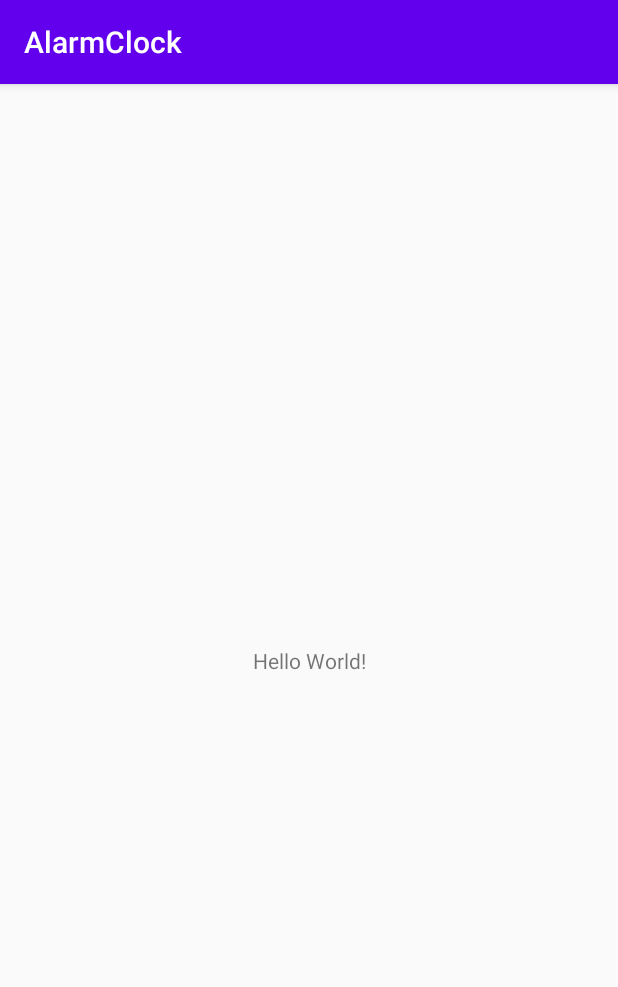
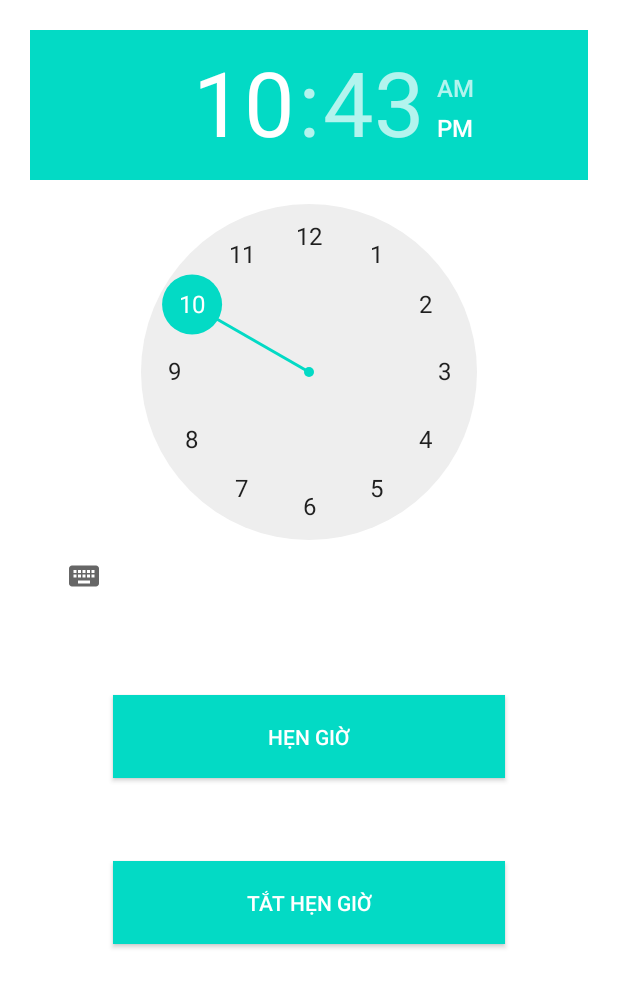
Before and after one commit to XuanSang98/DemoAlarmClock, an Android app: the screen it shows after launch (MainActivity), on a phone screen of 412 x 824 dp. Shown: the top 987 px of the screen. Run offline under Robolectric (Android 15) with nearby library versions, the phone set to English and light mode, and no system bars.

Commit message:
Commit L1 nhanh Branchnew

```diff
--- a/app/src/main/AndroidManifest.xml
+++ b/app/src/main/AndroidManifest.xml
@@ -16,6 +16,8 @@
                 <category android:name="android.intent.category.LAUNCHER" />
             </intent-filter>
         </activity>
+        <receiver android:name=".AlarmClockReceiver"/>
+        <service android:name=".Music"/>
     </application>
 
 </manifest>
--- a/app/src/main/java/com/example/nguyenxuansang98/alarmclock/MainActivity.kt
+++ b/app/src/main/java/com/example/nguyenxuansang98/alarmclock/MainActivity.kt
@@ -1,12 +1,45 @@
 package com.example.nguyenxuansang98.alarmclock
 
+import android.annotation.SuppressLint
+import android.app.AlarmManager
+import android.app.PendingIntent
+import android.content.Context
+import android.content.Intent
 import androidx.appcompat.app.AppCompatActivity
 import android.os.Bundle
+import kotlinx.android.synthetic.main.activity_main.*
+import java.util.*
 
 class MainActivity : AppCompatActivity() {
 
+    var calendar :Calendar?=null
+    lateinit var alarmClock:AlarmManager
+    lateinit var inten:Intent
     override fun onCreate(savedInstanceState: Bundle?) {
         super.onCreate(savedInstanceState)
         setContentView(R.layout.activity_main)
+        calendar = Calendar.getInstance()
+        alarmClock = getSystemService(ALARM_SERVICE) as AlarmManager
+        var pendingInten :PendingIntent?=null
+        button_hengio.setOnClickListener {
+            inten = Intent(this,AlarmClockReceiver::class.java)
+            inten.putExtra("extra","on")
+            calendar?.set(Calendar.HOUR_OF_DAY,timePicker.currentHour)
+            calendar?.set(Calendar.MINUTE,timePicker.currentMinute)
+            var gio = timePicker.currentHour
+            var phut = timePicker.currentMinute
+            var string_gio = gio.toString()
+            var string_phut = phut.toString()
+            pendingInten = PendingIntent.getBroadcast(this,0,inten,PendingIntent.FLAG_UPDATE_CURRENT)
+            alarmClock.set(AlarmManager.RTC_WAKEUP,calendar!!.timeInMillis,pendingInten)
+            textview_giohen.text = "Giờ bạn hẹn là "+string_gio+" : "+string_phut
+        }
+        button_tathengio.setOnClickListener {
+            inten = Intent(this,AlarmClockReceiver::class.java)
+            textview_giohen.text = "Bạn đã tắt hẹn giờ "
+            alarmClock.cancel(pendingInten)
+            inten.putExtra("extra","off")
+            sendBroadcast(intent)
+        }
     }
 }
--- a/app/src/main/res/layout/activity_main.xml
+++ b/app/src/main/res/layout/activity_main.xml
@@ -1,18 +1,45 @@
 <?xml version="1.0" encoding="utf-8"?>
-<androidx.constraintlayout.widget.ConstraintLayout xmlns:android="http://schemas.android.com/apk/res/android"
-    xmlns:app="http://schemas.android.com/apk/res-auto"
+<LinearLayout xmlns:android="http://schemas.android.com/apk/res/android"
     xmlns:tools="http://schemas.android.com/tools"
     android:layout_width="match_parent"
     android:layout_height="match_parent"
+    android:background="@color/colorWhite"
+    android:padding="@dimen/dp_20"
+    android:orientation="vertical"
     tools:context=".MainActivity">
 
+    <TimePicker
+        android:id="@+id/timePicker"
+        android:layout_width="match_parent"
+        android:layout_height="wrap_content" />
+
+    <Button
+        android:id="@+id/button_hengio"
+        android:textColor="@color/colorWhite"
+        android:layout_width="match_parent"
+        android:layout_height="@dimen/dp_55"
+        android:layout_marginLeft="@dimen/dp_55"
+        android:layout_marginTop="@dimen/dp_55"
+        android:layout_marginRight="@dimen/dp_55"
+        android:background="@color/colorAccent"
+        android:text="@string/text_button_hengio" />
+
+    <Button
+        android:id="@+id/button_tathengio"
+        android:textColor="@color/colorWhite"
+        android:layout_width="match_parent"
+        android:layout_height="@dimen/dp_55"
+        android:layout_marginLeft="@dimen/dp_55"
+        android:layout_marginTop="@dimen/dp_55"
+        android:layout_marginRight="@dimen/dp_55"
+        android:background="@color/colorAccent"
+        android:text="@string/text_button_tathengio" />
     <TextView
-        android:layout_width="wrap_content"
-        android:layout_height="wrap_content"
-        android:text="Hello World!"
-        app:layout_constraintBottom_toBottomOf="parent"
-        app:layout_constraintLeft_toLeftOf="parent"
-        app:layout_constraintRight_toRightOf="parent"
-        app:layout_constraintTop_toTopOf="parent" />
-
-</androidx.constraintlayout.widget.ConstraintLayout>
+        android:id="@+id/textview_giohen"
+        android:textColor="@color/colorAccent"
+        android:gravity="center"
+        android:layout_marginTop="@dimen/dp_30"
+        android:textSize="23sp"
+        android:layout_width="match_parent"
+        android:layout_height="wrap_content"/>
+</LinearLayout>
--- a/app/src/main/res/values/colors.xml
+++ b/app/src/main/res/values/colors.xml
@@ -3,4 +3,6 @@
     <color name="colorPrimary">#6200EE</color>
     <color name="colorPrimaryDark">#3700B3</color>
     <color name="colorAccent">#03DAC5</color>
+    <color name="colorWhite">#FFFFFF</color>
+    <color name="colorBlack">#111111</color>
 </resources>
--- /dev/null
+++ b/app/src/main/res/values/dimens.xml
@@ -0,0 +1,6 @@
+<?xml version="1.0" encoding="utf-8"?>
+<resources>
+    <dimen name="dp_55">55dp</dimen>
+    <dimen name="dp_20">20dp</dimen>
+    <dimen name="dp_30">30dp</dimen>
+</resources>
--- a/app/src/main/res/values/strings.xml
+++ b/app/src/main/res/values/strings.xml
@@ -1,3 +1,5 @@
 <resources>
     <string name="app_name">AlarmClock</string>
+    <string name="text_button_hengio">Hẹn Giờ</string>
+    <string name="text_button_tathengio">Tắt Hẹn Giờ</string>
 </resources>
--- a/app/src/main/res/values/styles.xml
+++ b/app/src/main/res/values/styles.xml
@@ -1,7 +1,7 @@
 <resources>
 
     <!-- Base application theme. -->
-    <style name="AppTheme" parent="Theme.AppCompat.Light.DarkActionBar">
+    <style name="AppTheme" parent="Theme.AppCompat.Light.NoActionBar">
         <!-- Customize your theme here. -->
         <item name="colorPrimary">@color/colorPrimary</item>
         <item name="colorPrimaryDark">@color/colorPrimaryDark</item>
```
Also changed, not shown: app/src/main/java/com/example/nguyenxuansang98/alarmclock/AlarmClockReceiver.kt (added, +17 -0 lines), app/src/main/java/com/example/nguyenxuansang98/alarmclock/Music.kt (added, +42 -0 lines), 1 other file.
